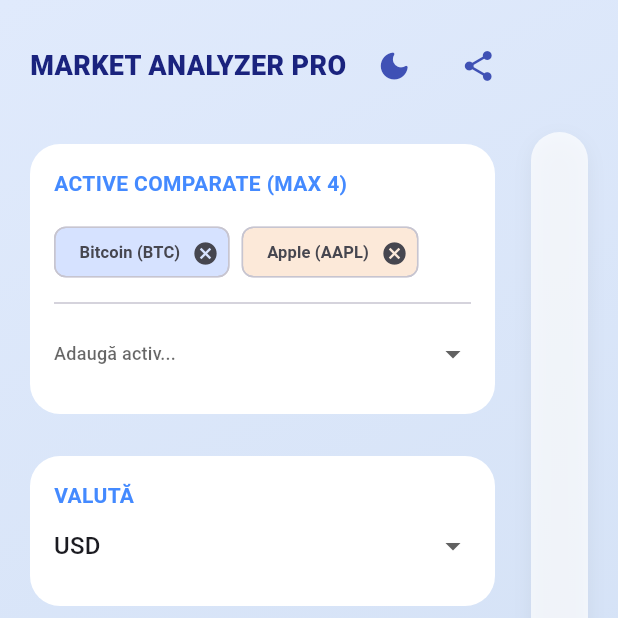
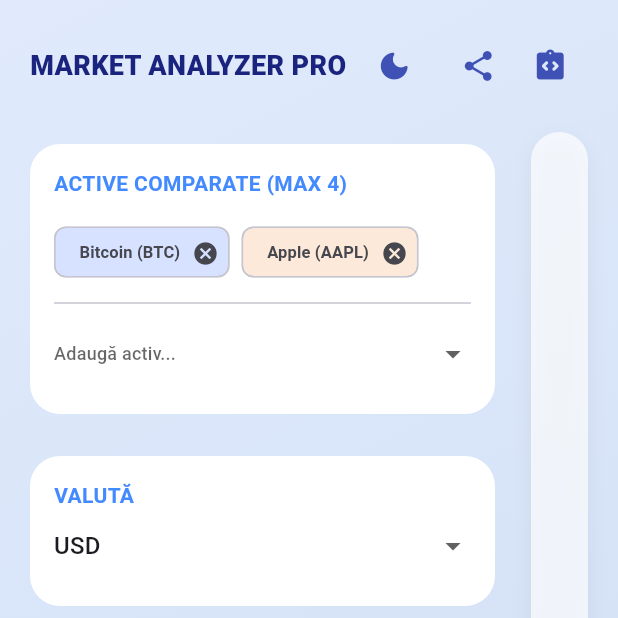
Before and after one commit to iamt1mmy/market_analyzer_app, a Flutter app: the screen it shows after launch, on a phone screen of 412 x 824 dp, the top half of it. Run offline on Flutter 3.47's test engine with Material 3 defaults, Android fonts, the phone set to English and light mode, and no system bars; our stand-ins replace fl_chart, share_plus.

Commit message:
Add Embed button to copy iframe embed code to clipboard
Co-Authored-By: Claude Sonnet 4.6 <noreply@anthropic.com>

```diff
--- a/lib/screens/compare_screen.dart
+++ b/lib/screens/compare_screen.dart
@@ -213,6 +213,11 @@ class _CompareScreenState extends State<CompareScreen> {
           icon: Icon(Icons.share_rounded, color: isDark ? Colors.blueAccent : Colors.indigo),
           onPressed: allStats.isEmpty ? null : () => ShareService.shareMultiAnalysis(names: selectedAssets, stats: allStats, currency: currency, rate: rate, range: range),
         ),
+        IconButton(
+          tooltip: "Embed",
+          icon: Icon(Icons.integration_instructions_rounded, color: isDark ? Colors.blueAccent : Colors.indigo),
+          onPressed: () => ShareService.copyEmbedCode(context),
+        ),
       ],
     );
   }
--- a/lib/screens/widgets/control_panel.dart
+++ b/lib/screens/widgets/control_panel.dart
@@ -40,6 +40,6 @@ class ControlPanel extends StatelessWidget {
   );
 
   Widget _drop(String val, Function(String?) onCh) => DropdownButtonFormField<String>(
-    value: val, items: AppConstants.assets.keys.map((k) => DropdownMenuItem(value: k, child: Text(k, style: const TextStyle(fontSize: 12)))).toList(), onChanged: onCh,
+    initialValue: val, items: AppConstants.assets.keys.map((k) => DropdownMenuItem(value: k, child: Text(k, style: const TextStyle(fontSize: 12)))).toList(), onChanged: onCh,
   );
 }
--- a/lib/services/share_service.dart
+++ b/lib/services/share_service.dart
@@ -1,8 +1,19 @@
 import 'package:share_plus/share_plus.dart';
 import 'package:flutter/material.dart';
+import 'package:flutter/services.dart';
 import '../models/chart_data_model.dart';
 
 class ShareService {
+  static const String embedCode =
+      '<iframe width="900" height="600" src="https://iamt1mmy.github.io/market_analyzer_app/" title="Market Analyzer Pro" frameborder="0" referrerpolicy="strict-origin-when-cross-origin" allowfullscreen=""></iframe>';
+
+  static void copyEmbedCode(BuildContext context) {
+    Clipboard.setData(const ClipboardData(text: embedCode));
+    ScaffoldMessenger.of(context).showSnackBar(
+      const SnackBar(content: Text("Cod embed copiat în clipboard")),
+    );
+  }
+
   static void shareMultiAnalysis({
     required List<String> names,
     required List<AssetStats> stats,
```
